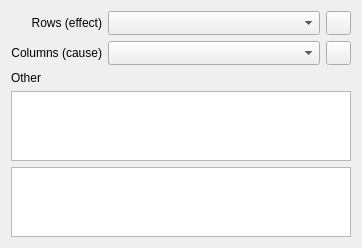
Before: the Qt Designer form copasi/UI/CQArrayAnnotationsWidget.ui in copasi/COPASI, drawn with Qt 5.
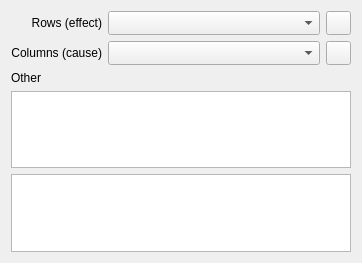
After: the same form once the commit is applied. Icons and pictures are not drawn. Custom widgets are drawn as their Qt base class.

Commit message: - issue 2549: allow the display of controls on annotation widget to be turned off

The edit to the form file:
```diff
--- a/copasi/UI/CQArrayAnnotationsWidget.ui
+++ b/copasi/UI/CQArrayAnnotationsWidget.ui
@@ -18,7 +18,7 @@
     <x>0</x>
     <y>0</y>
     <width>362</width>
-    <height>241</height>
+    <height>263</height>
    </rect>
   </property>
   <property name="windowTitle">
@@ -26,6 +26,21 @@
   </property>
   <layout class="QGridLayout" name="gridLayout">
    <item row="0" column="0">
+    <widget class="QWidget" name="mpControls" native="true">
+     <layout class="QGridLayout" name="gridLayout">
+      <property name="leftMargin">
+       <number>0</number>
+      </property>
+      <property name="topMargin">
+       <number>0</number>
+      </property>
+      <property name="rightMargin">
+       <number>0</number>
+      </property>
+      <property name="bottomMargin">
+       <number>0</number>
+      </property>
+      <item row="0" column="0">
     <widget class="QLabel" name="mpLblRows">
      <property name="text">
       <string>Rows (effect)</string>
@@ -148,7 +163,10 @@
      </attribute>
     </widget>
    </item>
-   <item row="4" column="0" colspan="3">
+     </layout>
+    </widget>
+   </item>
+   <item row="1" column="0">
     <widget class="QStackedWidget" name="mpStack">
      <property name="sizePolicy">
       <sizepolicy hsizetype="Preferred" vsizetype="Preferred">
```
Left out of the diff: 45 changed lines with no effect on the pictures. Lines whose indentation alone changed are shown as unchanged. The commit also changes 2 other files.
